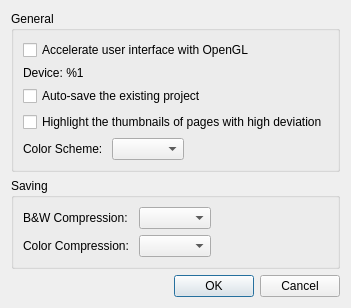
Before: the Qt Designer form ui/SettingsDialog.ui in 4lex4/scantailor-advanced, drawn with Qt 5.
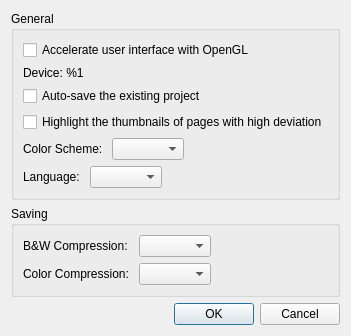
After: the same form once the commit is applied.

Commit message: ~ Added option to choose language into settings.

The edit to the form file:
```diff
--- a/ui/SettingsDialog.ui
+++ b/ui/SettingsDialog.ui
@@ -7,7 +7,7 @@
     <x>0</x>
     <y>0</y>
     <width>318</width>
-    <height>290</height>
+    <height>311</height>
    </rect>
   </property>
   <property name="windowTitle">
@@ -75,6 +75,33 @@
         </item>
        </layout>
       </item>
+      <item>
+       <layout class="QHBoxLayout" name="horizontalLayout_4">
+        <item>
+         <widget class="QLabel" name="languageLabel">
+          <property name="text">
+           <string>Language: </string>
+          </property>
+         </widget>
+        </item>
+        <item>
+         <widget class="QComboBox" name="languageBox"/>
+        </item>
+        <item>
+         <spacer name="horizontalSpacer_4">
+          <property name="orientation">
+           <enum>Qt::Horizontal</enum>
+          </property>
+          <property name="sizeHint" stdset="0">
+           <size>
+            <width>40</width>
+            <height>20</height>
+           </size>
+          </property>
+         </spacer>
+        </item>
+       </layout>
+      </item>
      </layout>
      <zorder>enableOpenglCb</zorder>
      <zorder>AutoSaveProject</zorder>
```
The commit also changes 6 other files.
